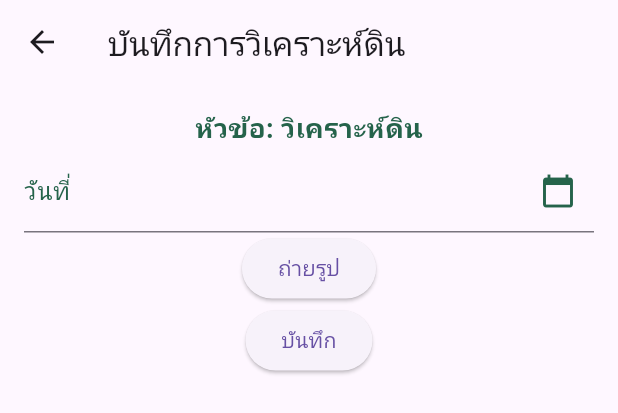
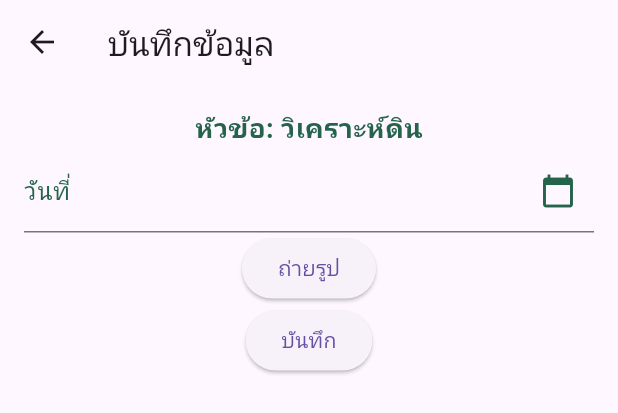
Before and after one commit to suphachai3409/Sugar-cane, a Flutter app: the SuggestionTab widget shown alone on an empty page, opened directly, after a tap on "วิเคราะห์ดิน", on a phone screen of 412 x 824 dp. Shown: the top 413 px of the screen. Run offline on Flutter 3.47's test engine with Material 3 defaults, Android fonts, the phone set to English and light mode, and no system bars; our stand-ins replace geolocator, image_picker.

Commit message:
Update sugarcanedata.dart

```diff
--- a/lib/sugarcanedata.dart
+++ b/lib/sugarcanedata.dart
@@ -239,13 +239,6 @@ class SuggestionTab extends StatelessWidget {
               style: TextStyle(fontSize: 16, color: Colors.white),
             ),
           ],
-          if (weatherDescription != null) ...[
-            SizedBox(height: 8),
-            Text(
-              "สภาพอากาศ: $weatherDescription",
-              style: TextStyle(fontSize: 16, color: Colors.white),
-            ),
-          ],
         ],
       ),
     );
@@ -373,10 +366,17 @@ class HistoryTab extends StatelessWidget {
           },
         ),
         onTap: () {
+          // แก้ไขข้อมูลที่เลือก
           Navigator.push(
             context,
             MaterialPageRoute(
-                builder: (context) => ImageDetailScreen(analysis: analysis)),
+                builder: (context) => AnalyzeSoilScreen(
+                      topic: analysis.topic,
+                      date: analysis.date,
+                      image: analysis.image,
+                      isEditing: true,
+                      analysis: analysis,
+                    )),
           );
         },
       ),
@@ -401,7 +401,7 @@ class HistoryTab extends StatelessWidget {
             TextButton(
               onPressed: () {
                 Provider.of<SoilAnalysisProvider>(context, listen: false)
-                    .removeAnalysis(analysis); // Using removeAnalysis here
+                    .removeAnalysis(analysis); // ใช้ removeAnalysis ที่นี่
                 Navigator.of(context).pop();
               },
               child: Text("ลบ", style: TextStyle(color: Colors.red)),
@@ -423,8 +423,17 @@ class HistoryTab extends StatelessWidget {
 
 class AnalyzeSoilScreen extends StatefulWidget {
   final String topic;
+  final String? date;
+  final File? image;
+  final bool isEditing;
+  final SoilAnalysis? analysis;
 
-  AnalyzeSoilScreen({required this.topic});
+  AnalyzeSoilScreen(
+      {required this.topic,
+      this.date,
+      this.image,
+      this.isEditing = false,
+      this.analysis});
 
   @override
   _AnalyzeSoilScreenState createState() => _AnalyzeSoilScreenState();
@@ -434,6 +443,15 @@ class _AnalyzeSoilScreenState extends State<AnalyzeSoilScreen> {
   File? _image;
   final ImagePicker _picker = ImagePicker();
   final TextEditingController _dateController = TextEditingController();
+
+  @override
+  void initState() {
+    super.initState();
+    if (widget.isEditing && widget.analysis != null) {
+      _dateController.text = widget.analysis!.date;
+      _image = widget.analysis!.image;
+    }
+  }
 
   Future<void> _takePicture() async {
     final pickedFile = await _picker.pickImage(source: ImageSource.camera);
@@ -468,7 +486,7 @@ class _AnalyzeSoilScreenState extends State<AnalyzeSoilScreen> {
   Widget build(BuildContext context) {
     return Scaffold(
       appBar: AppBar(
-        title: Text("บันทึกการวิเคราะห์ดิน"),
+        title: Text(widget.isEditing ? "แก้ไขข้อมูล" : "บันทึกข้อมูล"),
         leading: IconButton(
           icon: Icon(Icons.arrow_back),
           onPressed: () {
@@ -525,6 +543,11 @@ class _AnalyzeSoilScreenState extends State<AnalyzeSoilScreen> {
                 if (_dateController.text.isEmpty) {
                   _showAlertDialog(context);
                 } else {
+                  if (widget.isEditing) {
+                    // แก้ไขข้อมูลที่มีอยู่แล้ว
+                    Provider.of<SoilAnalysisProvider>(context, listen: false)
+                        .removeAnalysis(widget.analysis!);
+                  }
                   Provider.of<SoilAnalysisProvider>(context, listen: false)
                       .addAnalysis(SoilAnalysis(
                     date: _dateController.text,
@@ -535,7 +558,7 @@ class _AnalyzeSoilScreenState extends State<AnalyzeSoilScreen> {
                   Navigator.pop(context);
                 }
               },
-              child: Text("บันทึก"),
+              child: Text(widget.isEditing ? "บันทึกการแก้ไข" : "บันทึก"),
             ),
           ],
         ),
```
